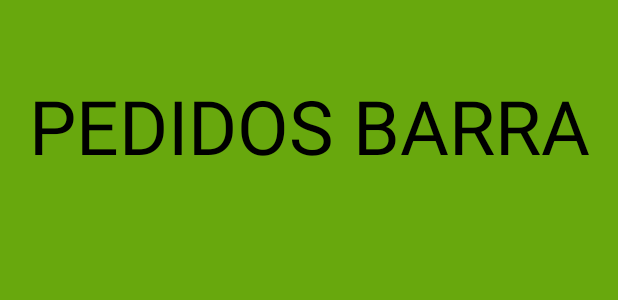
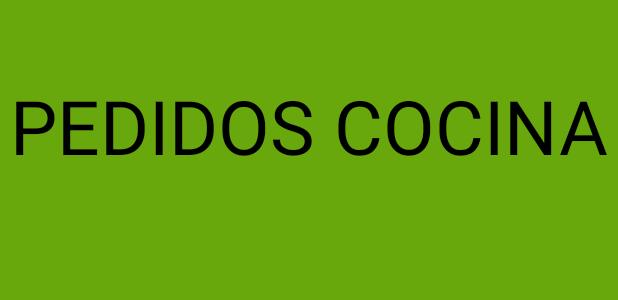
Before and after one commit to Deivis9090/VitalityFood, an Android app: the layout cocina_layout.xml on its own in the app's theme, with its tools: preview values and no code run, on a phone screen of 412 x 824 dp. Shown: the top 300 px of the screen. Run offline under Robolectric (Android 15) with nearby library versions, the phone set to English and light mode, and no system bars.

Commit message:
cambio titulo

```diff
--- a/app/src/main/res/layout/cocina_layout.xml
+++ b/app/src/main/res/layout/cocina_layout.xml
@@ -10,7 +10,7 @@
         android:id="@+id/titulo"
         android:layout_width="wrap_content"
         android:layout_height="wrap_content"
-        android:text="PEDIDOS BARRA"
+        android:text="PEDIDOS COCINA"
         android:layout_marginTop="50dp"
         android:textSize="50sp"
         android:textColor="#000000"
```
